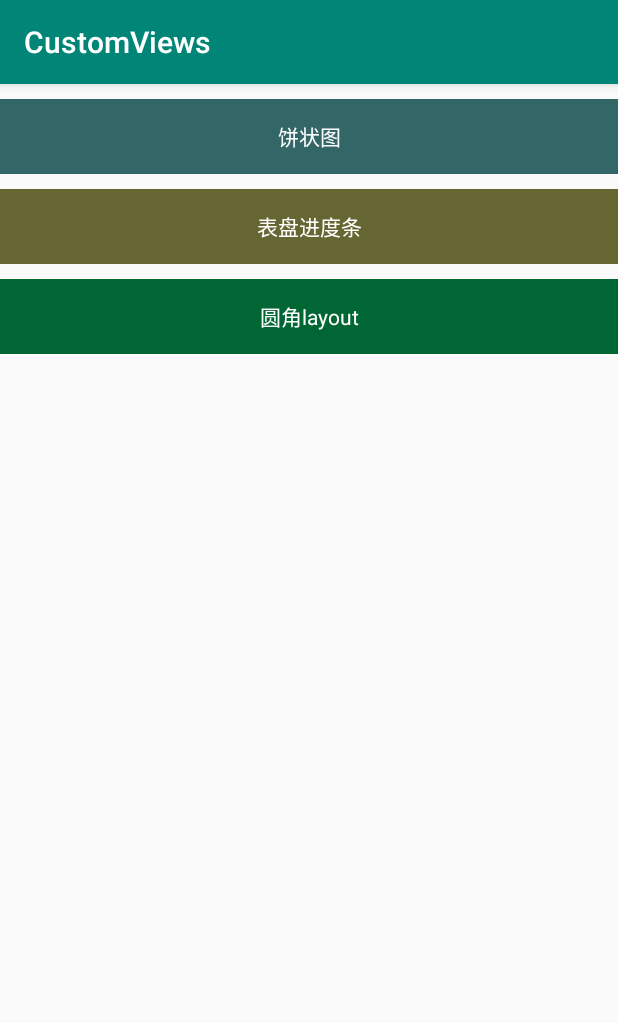
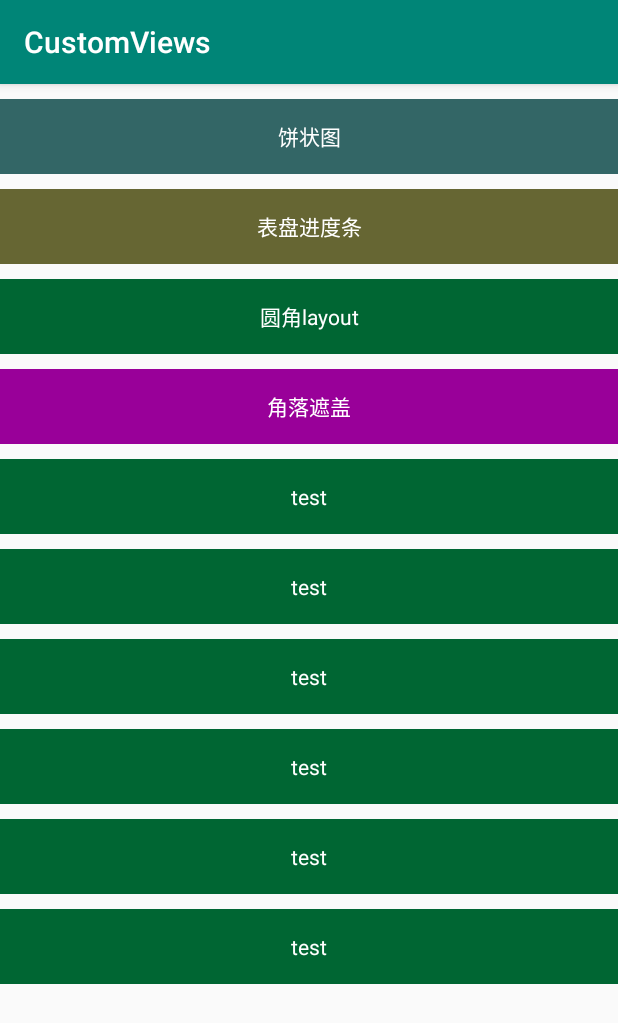
Before and after one commit to PaIn22152/CustomViews, an Android app: the screen it shows after launch (MainActivity), on a phone screen of 412 x 824 dp. Shown: the top 1023 px of the screen. Run offline under Robolectric (Android 15) with nearby library versions, the phone set to English and light mode, and no system bars.

Commit message:
角落遮盖view

```diff
--- a/app/src/main/AndroidManifest.xml
+++ b/app/src/main/AndroidManifest.xml
@@ -9,6 +9,8 @@
     android:roundIcon="@mipmap/ic_launcher_round"
     android:supportsRtl="true"
     android:theme="@style/AppTheme">
+    <activity android:name=".CornerCoverActivity">
+    </activity>
     <activity android:name=".RCLayoutActivity">
     </activity>
     <activity android:name=".DialActivity">
--- a/app/src/main/res/layout/activity_main.xml
+++ b/app/src/main/res/layout/activity_main.xml
@@ -1,55 +1,126 @@
 <?xml version="1.0" encoding="utf-8"?>
 <LinearLayout
   xmlns:android="http://schemas.android.com/apk/res/android"
-  xmlns:app="http://schemas.android.com/apk/res-auto"
   xmlns:tools="http://schemas.android.com/tools"
   android:layout_width="match_parent"
   android:layout_height="match_parent"
   android:orientation="vertical"
   tools:context=".MainActivity">
 
-  <!--<com.perdev.viewlib.widget.PieChartView-->
-  <!--android:id="@+id/pcv_am"-->
-  <!--android:layout_width="300dp"-->
-  <!--android:layout_height="200dp"-->
-  <!--android:background="#00f"-->
-  <!--android:visibility="gone"-->
-  <!--app:clockwise="false"-->
-  <!--app:pie_color="#fff"-->
-  <!--app:start_angle="180"-->
-  <!--/>-->
+
+  <android.support.v4.widget.NestedScrollView
+    android:layout_width="match_parent"
+    android:layout_height="wrap_content">
+
+    <android.support.v7.widget.LinearLayoutCompat
+      android:layout_width="match_parent"
+      android:layout_height="wrap_content"
+      android:orientation="vertical">
 
       <TextView
+        android:id="@+id/tv_am_pie"
+        android:layout_width="match_parent"
+        android:layout_height="50dp"
         android:layout_marginTop="10dp"
         android:background="#336666"
+        android:gravity="center"
         android:text="饼状图"
-    android:textColor="#ffffff"
-    android:gravity="center"
-    android:id="@+id/tv_am_pie"
-    android:layout_width="match_parent"
-    android:layout_height="50dp"/>
+        android:textColor="#ffffff"/>
 
       <TextView
-    android:textColor="#ffffff"
+        android:id="@+id/tv_am_dial"
+        android:layout_width="match_parent"
+        android:layout_height="50dp"
         android:layout_marginTop="10dp"
-    android:text="表盘进度条"
         android:background="#666633"
         android:gravity="center"
-    android:id="@+id/tv_am_dial"
-    android:layout_width="match_parent"
-    android:layout_height="50dp"/>
+        android:text="表盘进度条"
+        android:textColor="#ffffff"/>
 
       <TextView
-    android:textColor="#ffffff"
+        android:id="@+id/tv_am_rcl"
+        android:layout_width="match_parent"
+        android:layout_height="50dp"
         android:layout_marginTop="10dp"
-    android:text="圆角layout"
         android:background="#006633"
         android:gravity="center"
-    android:id="@+id/tv_am_rcl"
+        android:text="圆角layout"
+        android:textColor="#ffffff"/>
+
+      <TextView
+        android:id="@+id/tv_am_ccv"
         android:layout_width="match_parent"
-    android:layout_height="50dp"/>
+        android:layout_height="50dp"
+        android:layout_marginTop="10dp"
+        android:background="@color/rb_1"
+        android:gravity="center"
+        android:text="角落遮盖"
+        android:textColor="#ffffff"/>
+
+      <TextView
+        android:id="@+id/tv_am_2"
+        android:layout_width="match_parent"
+        android:layout_height="50dp"
+        android:layout_marginTop="10dp"
+        android:background="#006633"
+        android:gravity="center"
+        android:text="test"
+        android:textColor="#ffffff"/>
+
+      <TextView
+        android:id="@+id/tv_am_3"
+        android:layout_width="match_parent"
+        android:layout_height="50dp"
+        android:layout_marginTop="10dp"
+        android:background="#006633"
+        android:gravity="center"
+        android:text="test"
+        android:textColor="#ffffff"/>
+
+      <TextView
+        android:id="@+id/tv_am_4"
+        android:layout_width="match_parent"
+        android:layout_height="50dp"
+        android:layout_marginTop="10dp"
+        android:background="#006633"
+        android:gravity="center"
+        android:text="test"
+        android:textColor="#ffffff"/>
+
+      <TextView
+        android:id="@+id/tv_am_5"
+        android:layout_width="match_parent"
+        android:layout_height="50dp"
+        android:layout_marginTop="10dp"
+        android:background="#006633"
+        android:gravity="center"
+        android:text="test"
+        android:textColor="#ffffff"/>
+
+      <TextView
+        android:id="@+id/tv_am_6"
+        android:layout_width="match_parent"
+        android:layout_height="50dp"
+        android:layout_marginTop="10dp"
+        android:background="#006633"
+        android:gravity="center"
+        android:text="test"
+        android:textColor="#ffffff"/>
+
+      <TextView
+        android:id="@+id/tv_am_7"
+        android:layout_width="match_parent"
+        android:layout_height="50dp"
+        android:layout_marginTop="10dp"
+        android:background="#006633"
+        android:gravity="center"
+        android:text="test"
+        android:textColor="#ffffff"/>
 
 
+    </android.support.v7.widget.LinearLayoutCompat>
+
+  </android.support.v4.widget.NestedScrollView>
 
 
 </LinearLayout>
--- a/app/src/main/res/values/strings.xml
+++ b/app/src/main/res/values/strings.xml
@@ -1,3 +1,5 @@
 <resources>
   <string name="app_name">CustomViews</string>
+
+  <string name="test_text">Dream as if you will live forever. Live as if you will die today</string>
 </resources>
```
Also changed, not shown: app/build.gradle (+9 -0 lines), app/src/main/java/com/perdev/customviews/CornerCoverActivity.kt (added, +12 -0 lines), app/src/main/java/com/perdev/customviews/MainActivity.kt (+7 -4 lines), app/src/main/res/layout/activity_corner_cover.xml (added, +65 -0 lines), app/src/main/res/values/colors.xml (+31 -4 lines), viewlib/src/main/java/com/perdev/viewlib/widget/BaseView.java (+7 -2 lines), viewlib/src/main/java/com/perdev/viewlib/widget/CornerCoverView.java (added, +182 -0 lines), viewlib/src/main/res/values/attrs.xml (+52 -38 lines). Lines whose indentation alone changed are shown as unchanged.
